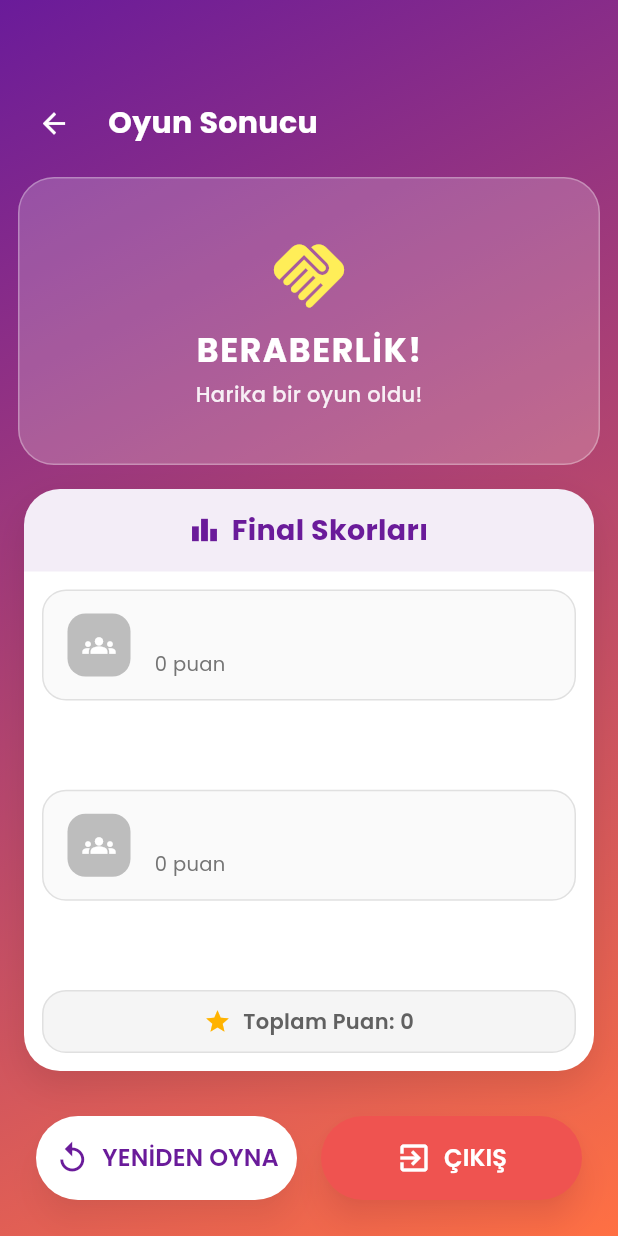
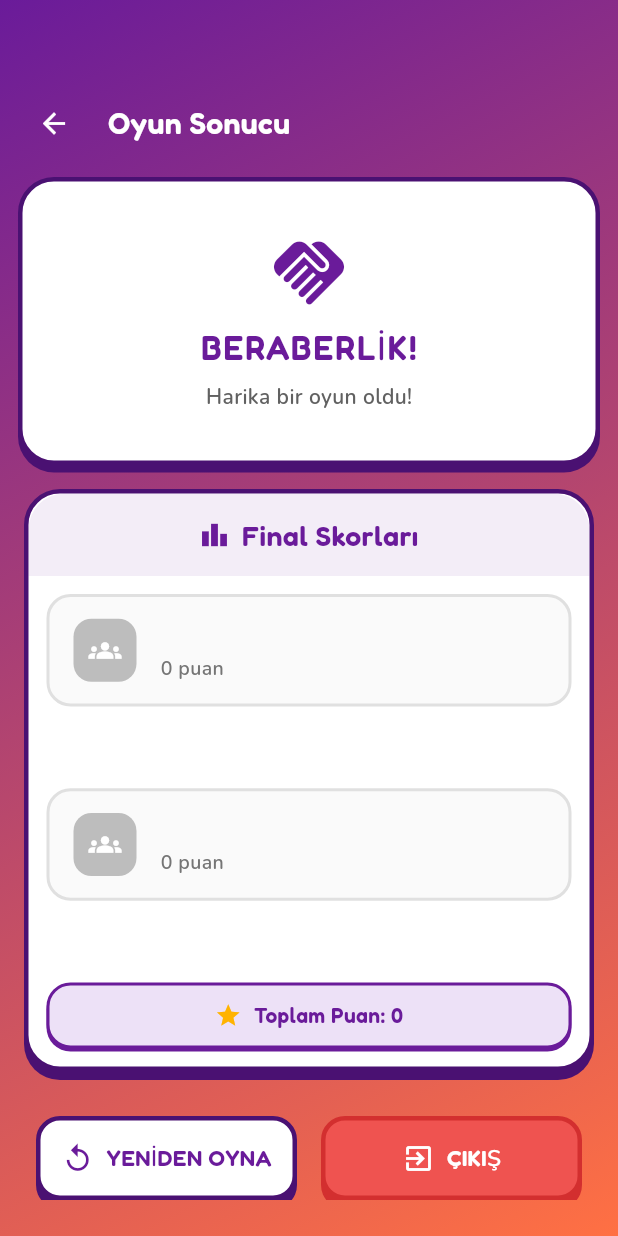
Before and after one commit to sudekazan/Tabu-Oyunu, a Flutter app: the SonucSayfasi screen opened directly with empty values, on a phone screen of 412 x 824 dp. Run offline on Flutter 3.47's test engine with Material 3 defaults, Android fonts, the light colour scheme and no system bars; drawn by our look-alikes of google_mobile_ads; our stand-ins replace confetti, google_fonts, in_app_purchase, shared_preferences; accounts and stored records are empty; generated files the repository leaves out were written again; network calls fail.

Commit message:
Sonuç ekranını kil tasarımına taşı
Kutlama kartını, skor tablosunu ve butonları kalın kenarlık + düz gölge
ile yeniden çiz, yazı tiplerini Fredoka/Nunito'ya geçir.

```diff
--- a/lib/screens/sonuc_sayfasi.dart
+++ b/lib/screens/sonuc_sayfasi.dart
@@ -1,7 +1,6 @@
 import 'package:flutter/material.dart';
 import '../core/app_theme.dart';
 import '../core/app_routes.dart';
-import 'package:google_fonts/google_fonts.dart';
 
 import 'package:confetti/confetti.dart';
 import 'package:google_mobile_ads/google_mobile_ads.dart';
@@ -138,14 +137,7 @@ class _SonucSayfasiState extends State<SonucSayfasi> {
                           constraints: const BoxConstraints(),
                         ),
                         const SizedBox(width: 12),
-                        Text(
-                          'Oyun Sonucu',
-                          style: GoogleFonts.poppins(
-                            fontSize: 20,
-                            fontWeight: FontWeight.bold,
-                            color: Colors.white,
-                          ),
-                        ),
+                        Text('Oyun Sonucu', style: AppTheme.heading(fontSize: 20)),
                       ],
                     ),
                   ),
@@ -158,10 +150,13 @@ class _SonucSayfasiState extends State<SonucSayfasi> {
                           child: Container(
                             margin: const EdgeInsets.symmetric(horizontal: 12, vertical: 4),
                             padding: EdgeInsets.all(isCompact ? 8 : 12),
-                            decoration: BoxDecoration(
-                              color: Colors.white.withValues(alpha: 0.2),
-                              borderRadius: BorderRadius.circular(24),
-                              border: Border.all(color: Colors.white.withValues(alpha: 0.3)),
+                            decoration: AppTheme.clayDecoration(
+                              background: Colors.white,
+                              borderColor: beraberlik ? AppColors.primaryDark : const Color(0xFFCA8A04),
+                              shadowColor: beraberlik ? AppColors.primaryDark : const Color(0xFFCA8A04),
+                              radius: 24,
+                              borderWidth: 3,
+                              shadowOffset: 5,
                             ),
                             child: Center(
                               child: FittedBox(
@@ -173,16 +168,15 @@ class _SonucSayfasiState extends State<SonucSayfasi> {
                                     Icon(
                                       beraberlik ? Icons.handshake : Icons.emoji_events,
                                       size: isCompact ? 48 : 56,
-                                      color: Colors.yellow[400],
+                                      color: beraberlik ? AppColors.primary : const Color(0xFFCA8A04),
                                     ),
                                     SizedBox(height: isCompact ? 4 : 6),
                                     Text(
                                       beraberlik ? 'BERABERLİK!' : 'TEBRİKLER!',
                                       textAlign: TextAlign.center,
-                                      style: GoogleFonts.poppins(
+                                      style: AppTheme.heading(
                                         fontSize: isCompact ? 18 : 22,
-                                        fontWeight: FontWeight.bold,
-                                        color: Colors.white,
+                                        color: AppColors.primary,
                                         letterSpacing: 1.1,
                                       ),
                                     ),
@@ -190,11 +184,9 @@ class _SonucSayfasiState extends State<SonucSayfasi> {
                                     Text(
                                       beraberlik ? 'Harika bir oyun oldu!' : '$kazananTakim kazandı!',
                                       textAlign: TextAlign.center,
-                                      style: GoogleFonts.poppins(
+                                      style: AppTheme.body(
                                         fontSize: isCompact ? 12 : 14,
-                                        color: Colors.white.withValues(alpha: 0.9),
-                                        height: 1.2,
-                                        fontWeight: FontWeight.w500,
+                                        color: Colors.grey[700]!,
                                       ),
                                     ),
                                   ],
@@ -209,16 +201,13 @@ class _SonucSayfasiState extends State<SonucSayfasi> {
                           flex: 2,
                           child: Container(
                             margin: const EdgeInsets.symmetric(horizontal: 16, vertical: 6),
-                            decoration: BoxDecoration(
-                              color: Colors.white,
-                              borderRadius: BorderRadius.circular(24),
-                              boxShadow: [
-                                BoxShadow(
-                                  color: Colors.black.withValues(alpha: 0.1),
-                                  blurRadius: 20,
-                                  offset: const Offset(0, 10),
-                                ),
-                              ],
+                            decoration: AppTheme.clayDecoration(
+                              background: Colors.white,
+                              borderColor: AppColors.primaryDark,
+                              shadowColor: AppColors.primaryDark,
+                              radius: 24,
+                              borderWidth: 3,
+                              shadowOffset: 6,
                             ),
                             child: Column(
                               children: [
@@ -238,11 +227,7 @@ class _SonucSayfasiState extends State<SonucSayfasi> {
                                       SizedBox(width: isCompact ? 6 : 8),
                                       Text(
                                         'Final Skorları',
-                                        style: GoogleFonts.poppins(
-                                          fontSize: isCompact ? 18 : 19,
-                                          fontWeight: FontWeight.bold,
-                                          color: AppColors.primary,
-                                        ),
+                                        style: AppTheme.heading(fontSize: isCompact ? 18 : 19, color: AppColors.primary),
                                       ),
                                     ],
                                   ),
@@ -271,10 +256,13 @@ class _SonucSayfasiState extends State<SonucSayfasi> {
                                         SizedBox(height: isCompact ? 6 : 8),
                                         Container(
                                           padding: EdgeInsets.symmetric(horizontal: isCompact ? 10 : 12, vertical: isCompact ? 8 : 10),
-                                           decoration: BoxDecoration(
-                                             color: Colors.grey[100],
-                                             borderRadius: BorderRadius.circular(16),
-                                             border: Border.all(color: Colors.grey[300]!),
+                                           decoration: AppTheme.clayDecoration(
+                                             background: AppColors.primarySoft,
+                                             borderColor: AppColors.primary,
+                                             shadowColor: AppColors.primary,
+                                             radius: 16,
+                                             borderWidth: 2,
+                                             shadowOffset: 2,
                                            ),
                                            child: Row(
                                              mainAxisAlignment: MainAxisAlignment.center,
@@ -283,10 +271,9 @@ class _SonucSayfasiState extends State<SonucSayfasi> {
                                               SizedBox(width: isCompact ? 6 : 8),
                                                Text(
                                                  'Toplam Puan: ${widget.takim1Skor + widget.takim2Skor}',
-                                                 style: GoogleFonts.poppins(
+                                                 style: AppTheme.heading(
                                                   fontSize: isCompact ? 13 : 14,
-                                                   fontWeight: FontWeight.w600,
-                                                   color: Colors.grey[700],
+                                                   color: AppColors.primary,
                                                  ),
                                                ),
                                              ],
@@ -311,34 +298,19 @@ class _SonucSayfasiState extends State<SonucSayfasi> {
                       children: [
                         // Yeniden Oyna
                         Expanded(
-                          child: ElevatedButton(
+                          child: _clayFooterButton(
+                            text: 'YENİDEN OYNA',
+                            icon: Icons.replay,
+                            background: Colors.white,
+                            borderColor: AppColors.primaryDark,
+                            textColor: AppColors.primary,
+                            height: isCompact ? 48 : 56,
                             onPressed: () {
                               Navigator.of(context).pushAndRemoveUntil(
                                 AppRoutes.slide(const AyarlarEkrani(), begin: AppRoutes.fromBottom),
                                 (route) => false,
                               );
                             },
-                            style: ElevatedButton.styleFrom(
-                              backgroundColor: Colors.white,
-                              foregroundColor: AppColors.primary,
-                              elevation: 8,
-                              shadowColor: Colors.black26,
-                              padding: EdgeInsets.symmetric(vertical: isCompact ? 12 : 16),
-                            ),
-                            child: Row(
-                              mainAxisAlignment: MainAxisAlignment.center,
-                              children: [
-                                const Icon(Icons.replay, size: 24),
-                                const SizedBox(width: 8),
-                                Text(
-                                  'YENİDEN OYNA',
-                                  style: GoogleFonts.poppins(
-                                    fontSize: isCompact ? 15 : 16,
-                                    fontWeight: FontWeight.w600,
-                                  ),
-                                ),
-                              ],
-                            ),
                           ),
                         ),
 
@@ -346,34 +318,19 @@ class _SonucSayfasiState extends State<SonucSayfasi> {
 
                         // Çıkış
                         Expanded(
-                          child: ElevatedButton(
+                          child: _clayFooterButton(
+                            text: 'ÇIKIŞ',
+                            icon: Icons.exit_to_app,
+                            background: Colors.red[400]!,
+                            borderColor: Colors.red[700]!,
+                            textColor: Colors.white,
+                            height: isCompact ? 48 : 56,
                             onPressed: () {
                               Navigator.of(context).pushAndRemoveUntil(
                                 AppRoutes.slide(const GirisEkraniSayfasi(), begin: AppRoutes.fromBottom),
                                 (route) => false,
                               );
                             },
-                            style: ElevatedButton.styleFrom(
-                              backgroundColor: Colors.red[400],
-                              foregroundColor: Colors.white,
-                              elevation: 8,
-                              shadowColor: Colors.red[400]!.withValues(alpha: 0.4),
-                              padding: EdgeInsets.symmetric(vertical: isCompact ? 12 : 16),
-                            ),
-                            child: Row(
-                              mainAxisAlignment: MainAxisAlignment.center,
-                              children: [
-                                const Icon(Icons.exit_to_app, size: 24),
-                                const SizedBox(width: 8),
-                                Text(
-                                  'ÇIKIŞ',
-                                  style: GoogleFonts.poppins(
-                                    fontSize: isCompact ? 15 : 16,
-                                    fontWeight: FontWeight.w600,
-                                  ),
-                                ),
-                              ],
-                            ),
                           ),
                         ),
                       ],
@@ -391,21 +348,20 @@ class _SonucSayfasiState extends State<SonucSayfasi> {
   Widget _buildSkorKarti(String takimAdi, int skor, bool kazandi, Color renk, {bool compact = false}) {
     return Container(
       padding: EdgeInsets.symmetric(horizontal: compact ? 14 : 16, vertical: compact ? 12 : 14),
-      decoration: BoxDecoration(
-        color: kazandi ? renk.withValues(alpha: 0.1) : Colors.grey[50],
-        borderRadius: BorderRadius.circular(16),
-        border: Border.all(
-          color: kazandi ? renk : Colors.grey[300]!,
-          width: kazandi ? 2 : 1,
-        ),
-        boxShadow: kazandi ? [
-          BoxShadow(
-            color: renk.withValues(alpha: 0.2),
-            blurRadius: 8,
-            offset: const Offset(0, 4),
-          ),
-        ] : null,
-      ),
+      decoration: kazandi
+          ? AppTheme.clayDecoration(
+              background: Colors.white,
+              borderColor: renk,
+              shadowColor: renk,
+              radius: 16,
+              borderWidth: 2.5,
+              shadowOffset: 3,
+            )
+          : BoxDecoration(
+              color: Colors.grey[50],
+              borderRadius: BorderRadius.circular(16),
+              border: Border.all(color: Colors.grey[300]!, width: 2),
+            ),
       child: Row(
         children: [
           Container(
@@ -429,17 +385,16 @@ class _SonucSayfasiState extends State<SonucSayfasi> {
               children: [
                 Text(
                   takimAdi,
-                  style: GoogleFonts.poppins(
+                  style: AppTheme.heading(
                     fontSize: compact ? 16 : 17,
-                    fontWeight: FontWeight.w600,
-                    color: kazandi ? renk : Colors.grey[700],
+                    color: kazandi ? renk : Colors.grey[700]!,
                   ),
                 ),
                 Text(
                   '$skor puan',
-                  style: GoogleFonts.poppins(
+                  style: AppTheme.body(
                     fontSize: compact ? 12 : 13,
-                    color: kazandi ? renk.withValues(alpha: 0.8) : Colors.grey[600],
+                    color: kazandi ? renk.withValues(alpha: 0.8) : Colors.grey[600]!,
                   ),
                 ),
               ],
@@ -456,4 +411,45 @@ class _SonucSayfasiState extends State<SonucSayfasi> {
       ),
     );
   }
+
+  // Alt butonlar için kil (clay) stilinde yardımcı: kalın kenarlık + düz
+  // ofset gölge.
+  Widget _clayFooterButton({
+    required String text,
+    required IconData icon,
+    required Color background,
+    required Color borderColor,
+    required Color textColor,
+    required double height,
+    required VoidCallback onPressed,
+  }) {
+    return SizedBox(
+      height: height,
+      child: Material(
+        color: Colors.transparent,
+        child: Ink(
+          decoration: AppTheme.clayDecoration(
+            background: background,
+            borderColor: borderColor,
+            shadowColor: borderColor,
+            radius: 16,
+          ),
+          child: InkWell(
+            borderRadius: BorderRadius.circular(16),
+            onTap: onPressed,
+            child: Center(
+              child: Row(
+                mainAxisAlignment: MainAxisAlignment.center,
+                children: [
+                  Icon(icon, color: textColor, size: 22),
+                  const SizedBox(width: 8),
+                  Text(text, style: AppTheme.heading(fontSize: 15, color: textColor)),
+                ],
+              ),
+            ),
+          ),
+        ),
+      ),
+    );
+  }
 }
```
